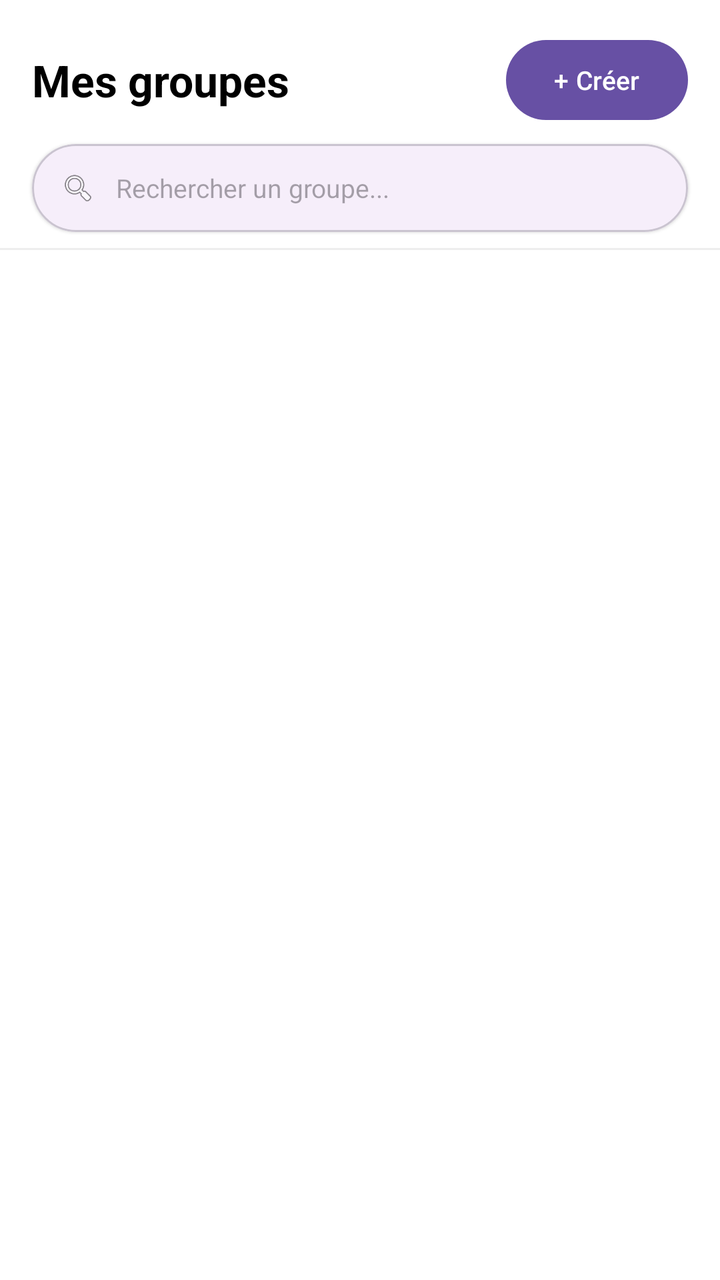
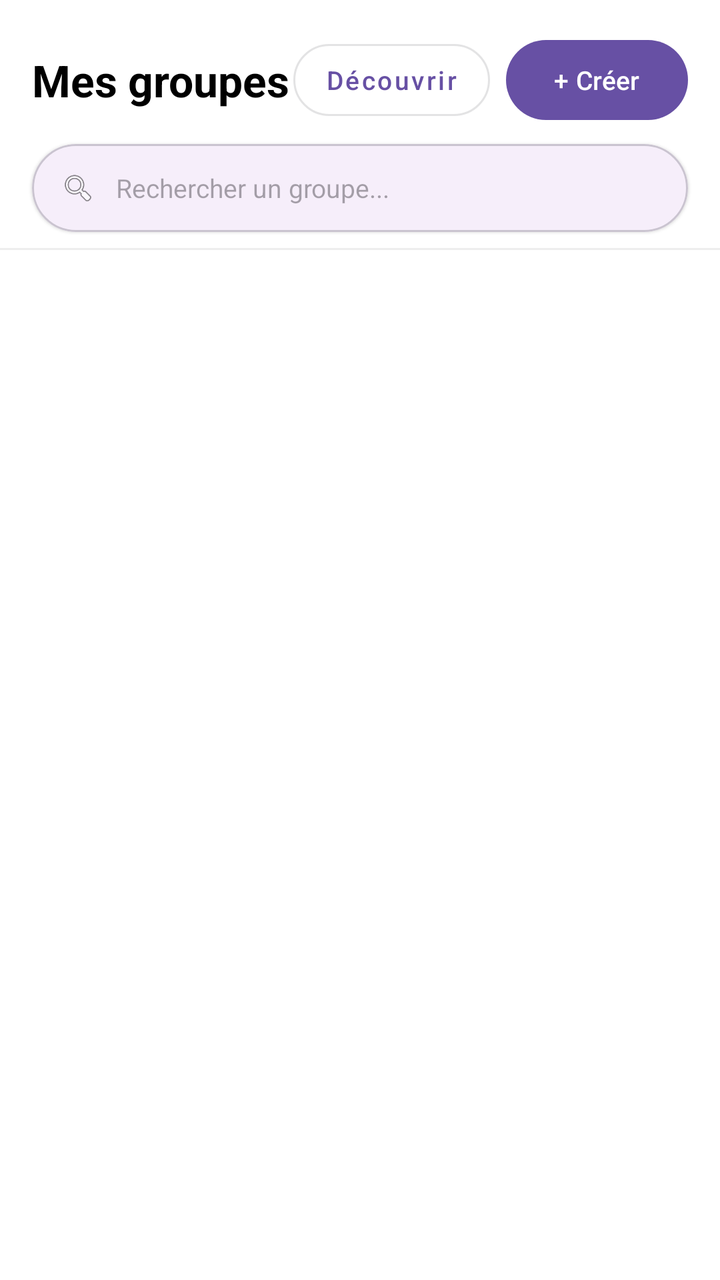

Before-and-after screenshots of an Android layout around one commit, followed by the original layout XML and the change that was made.
<!-- AndroidManifest.xml: application theme Theme.Traveling -->
<!-- res/layout/fragment_groups.xml -->
<?xml version="1.0" encoding="utf-8"?>
<LinearLayout xmlns:android="http://schemas.android.com/apk/res/android"
    xmlns:app="http://schemas.android.com/apk/res-auto"
    android:layout_width="match_parent"
    android:layout_height="match_parent"
    android:orientation="vertical"
    android:background="@android:color/white">

    
    <LinearLayout
        android:layout_width="match_parent"
        android:layout_height="wrap_content"
        android:orientation="horizontal"
        android:gravity="center_vertical"
        android:paddingHorizontal="16dp"
        android:paddingTop="16dp"
        android:paddingBottom="8dp">

        <TextView
            android:layout_width="0dp"
            android:layout_height="wrap_content"
            android:layout_weight="1"
            android:text="Mes groupes"
            android:textColor="@android:color/black"
            android:textSize="22sp"
            android:textStyle="bold" />

        <com.google.android.material.button.MaterialButton
            android:id="@+id/btn_create_group"
            android:layout_width="wrap_content"
            android:layout_height="wrap_content"
            android:text="+ Créer"
            android:textAllCaps="false"
            android:textSize="13sp"
            app:cornerRadius="20dp" />
    </LinearLayout>

    
    <com.google.android.material.card.MaterialCardView
        android:layout_width="match_parent"
        android:layout_height="44dp"
        android:layout_marginHorizontal="16dp"
        android:layout_marginBottom="8dp"
        app:cardCornerRadius="22dp"
        app:cardElevation="1dp">

        <LinearLayout
            android:layout_width="match_parent"
            android:layout_height="match_parent"
            android:orientation="horizontal"
            android:gravity="center_vertical"
            android:paddingHorizontal="14dp">

            <ImageView
                android:layout_width="18dp"
                android:layout_height="18dp"
                android:src="@android:drawable/ic_menu_search"
                android:contentDescription="@null" />

            <EditText
                android:id="@+id/search_groups"
                android:layout_width="0dp"
                android:layout_height="match_parent"
                android:layout_weight="1"
                android:layout_marginStart="10dp"
                android:background="@null"
                android:hint="Rechercher un groupe..."
                android:textSize="13sp"
                android:imeOptions="actionSearch"
                android:inputType="text"
                android:singleLine="true" />
        </LinearLayout>
    </com.google.android.material.card.MaterialCardView>

    
    <View
        android:layout_width="match_parent"
        android:layout_height="1dp"
        android:background="#EEEEEE" />

    
    <androidx.recyclerview.widget.RecyclerView
        android:id="@+id/recycler_groups"
        android:layout_width="match_parent"
        android:layout_height="0dp"
        android:layout_weight="1" />

    
    <LinearLayout
        android:id="@+id/layout_empty"
        android:layout_width="match_parent"
        android:layout_height="0dp"
        android:layout_weight="1"
        android:orientation="vertical"
        android:gravity="center"
        android:visibility="gone">

        <TextView
            android:layout_width="wrap_content"
            android:layout_height="wrap_content"
            android:text="Vous n'êtes dans aucun groupe"
            android:textSize="15sp"
            android:textColor="#999999" />

        <com.google.android.material.button.MaterialButton
            android:id="@+id/btn_join_group"
            android:layout_width="wrap_content"
            android:layout_height="wrap_content"
            android:layout_marginTop="16dp"
            android:text="Rejoindre un groupe"
            android:textAllCaps="false"
            style="@style/Widget.MaterialComponents.Button.OutlinedButton" />
    </LinearLayout>

</LinearLayout>
<!-- resources referenced by this layout -->
<resources>
  <style name="Theme.Traveling" parent="Base.Theme.Traveling" />
  <style name="Base.Theme.Traveling" parent="Theme.Material3.DayNight.NoActionBar">
          
          
      </style>
</resources>

<!-- the commit's change to res/layout/fragment_groups.xml (unified diff, before → after) -->
@@ -24,6 +24,17 @@
             android:textColor="@android:color/black"
             android:textSize="22sp"
             android:textStyle="bold" />
+
+        <com.google.android.material.button.MaterialButton
+            android:id="@+id/btn_discover_groups"
+            android:layout_width="wrap_content"
+            android:layout_height="wrap_content"
+            android:layout_marginEnd="8dp"
+            android:text="Découvrir"
+            android:textAllCaps="false"
+            android:textSize="13sp"
+            style="@style/Widget.MaterialComponents.Button.OutlinedButton"
+            app:cornerRadius="20dp" />
 
         <com.google.android.material.button.MaterialButton
             android:id="@+id/btn_create_group"
